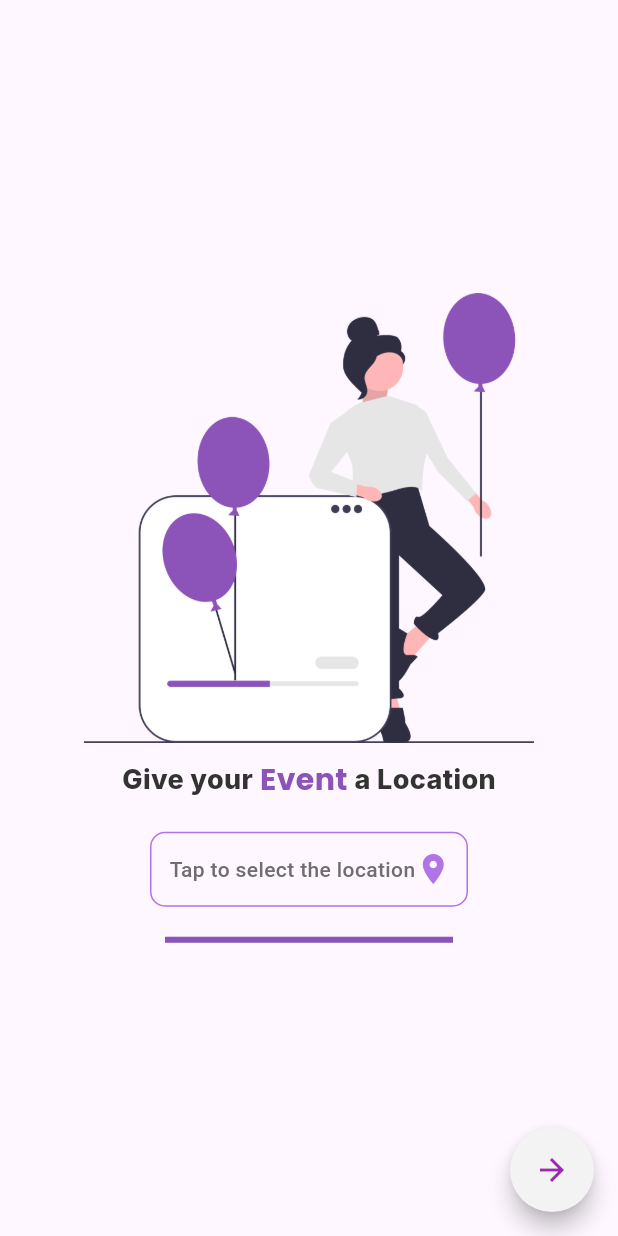
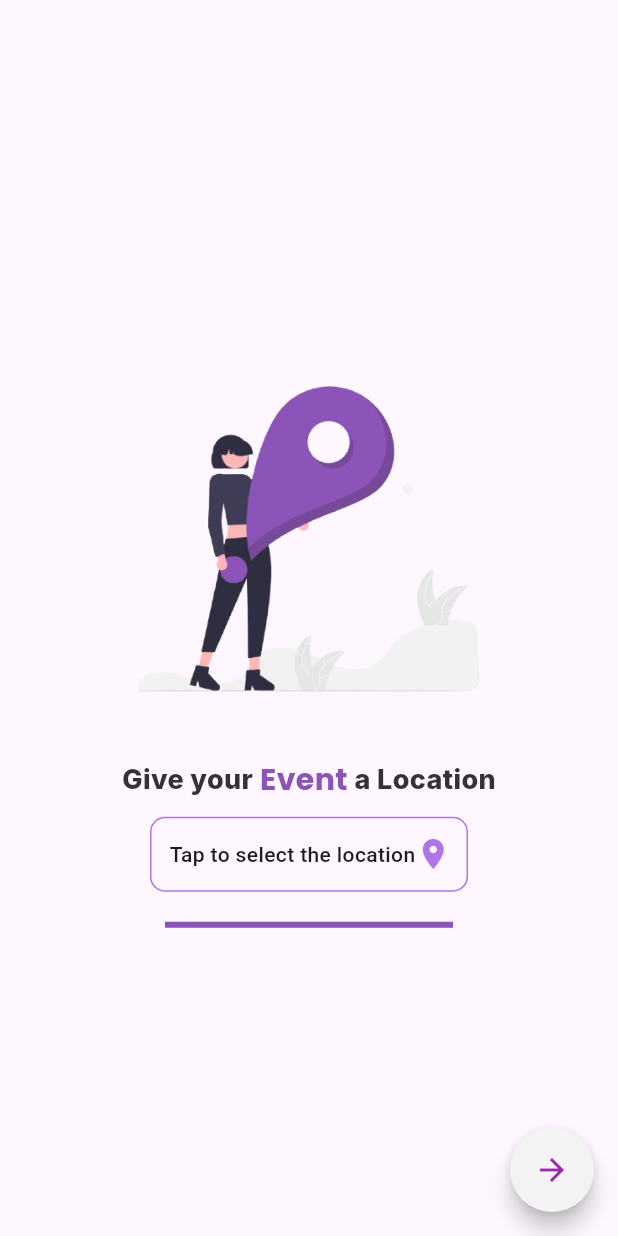
Before and after one commit to AbdullahMazher1/Revent-FlutterApp, a Flutter app: the EventsDate screen opened by its route, after a tap on the "arrow forward" icon, on a phone screen of 412 x 824 dp. Run offline on Flutter 3.47's test engine with Material 3 defaults, Android fonts, the phone set to English and light mode, and no system bars; our stand-ins replace google_fonts, google_sign_in.

Commit message:
Update Resources

```diff
--- a/lib/screens/Event.dart
+++ b/lib/screens/Event.dart
@@ -1,6 +1,5 @@
 import 'package:flutter/material.dart';
 import 'package:google_fonts/google_fonts.dart';
-import 'package:google_maps_flutter/google_maps_flutter.dart';
 
 String eventName = "";
 String eventDescription = "";
@@ -28,16 +27,14 @@
           crossAxisAlignment: CrossAxisAlignment.center,
           children: [
             Image.asset(
-              'assets/images/e3.png',
+              'assets/images/e5.png',
               width: 300,
-              height: 300,
+              height: 320,
               fit: BoxFit.cover,
             ),
-            SizedBox(height: 20),
             Row(
               mainAxisAlignment: MainAxisAlignment.center,
               children: [
-                const SizedBox(height: 20),
                 Text(
                   'Give your',
                   style: GoogleFonts.inter(
@@ -64,9 +61,9 @@
                 )
               ],
             ),
-            SizedBox(height: 10),
+            const SizedBox(height: 10),
             Padding(
-              padding: EdgeInsets.symmetric(horizontal: 100, vertical: 0),
+              padding: const EdgeInsets.symmetric(horizontal: 100, vertical: 0),
               child: TextField(
                 controller: _eventNameController,
                 decoration: const InputDecoration(
@@ -82,7 +79,7 @@
                     borderRadius: BorderRadius.all(Radius.circular(10)),
                   ),
                 ),
-                groupId: Icon(Icons.person,
+                groupId: const Icon(Icons.person,
                     color: Color.fromARGB(255, 176, 116, 231)),
               ),
             ),
@@ -109,12 +106,12 @@
           eventName = _eventNameController.text;
           Navigator.pushNamed(context, '/EventsDisp');
         },
-        child: Icon(
+        child: const Icon(
           Icons.arrow_forward,
           color: Colors.purple,
         ),
         tooltip: 'Next',
-        shape: CircleBorder(),
+        shape: const CircleBorder(),
         mini: false,
       ),
     );
@@ -144,12 +141,11 @@
           crossAxisAlignment: CrossAxisAlignment.center,
           children: [
             Image.asset(
-              'assets/images/e3.png',
-              width: 300,
-              height: 300,
-              fit: BoxFit.cover,
+              'assets/images/e6.png',
+              width: 250,
+              height: 250,
             ),
-            SizedBox(height: 20),
+            const SizedBox(height: 20),
             Row(
               mainAxisAlignment: MainAxisAlignment.center,
               children: [
@@ -180,9 +176,9 @@
                 )
               ],
             ),
-            SizedBox(height: 10),
+            const SizedBox(height: 10),
             Padding(
-              padding: EdgeInsets.symmetric(horizontal: 100, vertical: 0),
+              padding: const EdgeInsets.symmetric(horizontal: 100, vertical: 0),
               child: TextField(
                 controller: _eventDescriptionController,
                 decoration: const InputDecoration(
@@ -201,15 +197,15 @@
               ),
             ),
             Padding(
-              padding: EdgeInsets.symmetric(horizontal: 110, vertical: 0),
+              padding: const EdgeInsets.symmetric(horizontal: 110, vertical: 0),
               child: Column(
                 children: [
-                  SizedBox(height: 20),
+                  const SizedBox(height: 20),
                   LinearProgressIndicator(
                     value: 0.50,
                     backgroundColor: Colors.grey[200],
                     valueColor:
-                        AlwaysStoppedAnimation<Color>(const Color(0xFF8C54B8)),
+                        const AlwaysStoppedAnimation<Color>(Color(0xFF8C54B8)),
                   ),
                 ],
               ),
@@ -223,12 +219,12 @@
           eventDescription = _eventDescriptionController.text;
           Navigator.pushNamed(context, '/EventsDate');
         },
-        child: Icon(
+        child: const Icon(
           Icons.arrow_forward,
           color: Colors.purple,
         ),
         tooltip: 'Next',
-        shape: CircleBorder(),
+        shape: const CircleBorder(),
         mini: false,
       ),
     );
@@ -268,11 +264,10 @@
           children: [
             Image.asset(
               'assets/images/e3.png',
-              width: 300,
-              height: 300,
-              fit: BoxFit.cover,
+              width: 250,
+              height: 280,
             ),
-            SizedBox(height: 10),
+            const SizedBox(height: 10),
             Row(
               mainAxisAlignment: MainAxisAlignment.center,
               children: [
@@ -303,7 +298,7 @@
                 )
               ],
             ),
-            SizedBox(height: 20),
+            const SizedBox(height: 10),
             Padding(
               padding: const EdgeInsets.symmetric(horizontal: 100),
               child: GestureDetector(
@@ -313,9 +308,9 @@
                   width: 270,
                   padding: const EdgeInsets.symmetric(horizontal: 12),
                   decoration: BoxDecoration(
-                    border:
-                        Border.all(color: Color.fromARGB(255, 176, 116, 231)),
-                    borderRadius: BorderRadius.all(Radius.circular(10)),
+                    border: Border.all(
+                        color: const Color.fromARGB(255, 176, 116, 231)),
+                    borderRadius: const BorderRadius.all(Radius.circular(10)),
                   ),
                   child: Row(
                     mainAxisAlignment: MainAxisAlignment.spaceBetween,
@@ -328,27 +323,27 @@
                           fontSize: 14,
                           fontWeight: FontWeight.w500,
                           color: _selectedDate == null
-                              ? Color.fromARGB(255, 110, 110, 110)
+                              ? const Color.fromARGB(255, 110, 110, 110)
                               : Colors.black,
                         ),
                       ),
-                      Icon(Icons.calendar_today,
-                          color: const Color.fromARGB(255, 176, 116, 231)),
+                      const Icon(Icons.calendar_today,
+                          color: Color.fromARGB(255, 176, 116, 231)),
                     ],
                   ),
                 ),
               ),
             ),
             Padding(
-              padding: EdgeInsets.symmetric(horizontal: 110, vertical: 0),
+              padding: const EdgeInsets.symmetric(horizontal: 110, vertical: 0),
               child: Column(
                 children: [
-                  SizedBox(height: 20),
+                  const SizedBox(height: 20),
                   LinearProgressIndicator(
                     value: 0.75,
                     backgroundColor: Colors.grey[200],
                     valueColor:
-                        AlwaysStoppedAnimation<Color>(const Color(0xFF8C54B8)),
+                        const AlwaysStoppedAnimation<Color>(Color(0xFF8C54B8)),
                   ),
                 ],
               ),
@@ -362,12 +357,12 @@
           //_selectedDate
           Navigator.pushNamed(context, '/EventsLocation');
         },
-        child: Icon(
+        child: const Icon(
           Icons.arrow_forward,
           color: Colors.purple,
         ),
         tooltip: 'Next',
-        shape: CircleBorder(),
+        shape: const CircleBorder(),
         mini: false,
       ),
     );
@@ -380,56 +375,6 @@
 }
 
 class _EventsLocationState extends State<EventsLocation> {
-  LatLng? _selectedLocation;
-
-  void _selectLocation(LatLng location) {
-    setState(() {
-      _selectedLocation = location;
-    });
-  }
-
-  Future<void> _openMapDialog(BuildContext context) async {
-    LatLng? pickedLocation = await showDialog<LatLng>(
-      context: context,
-      builder: (BuildContext context) {
-        LatLng? tempLocation;
-        return AlertDialog(
-          title: Text(
-            "Select Event Location",
-            style: GoogleFonts.poppins(fontWeight: FontWeight.bold),
-          ),
-          content: Container(
-            width: double.maxFinite,
-            height: 300,
-            child: GoogleMap(
-              initialCameraPosition: CameraPosition(
-                target: LatLng(37.7749, -122.4194),
-                zoom: 12,
-              ),
-              onTap: (LatLng location) {
-                tempLocation = location;
-              },
-            ),
-          ),
-          actions: [
-            TextButton(
-              child: Text("Cancel", style: TextStyle(color: Colors.red)),
-              onPressed: () => Navigator.pop(context),
-            ),
-            TextButton(
-              child: Text("Confirm"),
-              onPressed: () => Navigator.pop(context, tempLocation),
-            ),
-          ],
-        );
-      },
-    );
-
-    if (pickedLocation != null) {
-      _selectLocation(pickedLocation);
-    }
-  }
-
   @override
   Widget build(BuildContext context) {
     return Scaffold(
@@ -439,16 +384,15 @@
           crossAxisAlignment: CrossAxisAlignment.center,
           children: [
             Image.asset(
-              'assets/images/e3.png',
-              width: 300,
-              height: 300,
-              fit: BoxFit.cover,
+              'assets/images/location.png',
+              height: 300.0,
+              width: 300.0,
             ),
-            SizedBox(height: 10),
+            const SizedBox(height: 0),
             Row(
               mainAxisAlignment: MainAxisAlignment.center,
               children: [
-                const SizedBox(height: 10),
+                const SizedBox(height: 0),
                 Text(
                   'Give your',
                   style: GoogleFonts.inter(
@@ -475,52 +419,46 @@
                 ),
               ],
             ),
-            SizedBox(height: 20),
+            const SizedBox(height: 10),
             Padding(
               padding: const EdgeInsets.symmetric(horizontal: 100),
               child: GestureDetector(
-                onTap: () => _openMapDialog(context),
                 child: Container(
                   height: 50,
                   width: 270,
                   padding: const EdgeInsets.symmetric(horizontal: 12),
                   decoration: BoxDecoration(
-                    border:
-                        Border.all(color: Color.fromARGB(255, 176, 116, 231)),
-                    borderRadius: BorderRadius.all(Radius.circular(10)),
+                    border: Border.all(
+                        color: const Color.fromARGB(255, 176, 116, 231)),
+                    borderRadius: const BorderRadius.all(Radius.circular(10)),
                   ),
-                  child: Row(
+                  child: const Row(
                     mainAxisAlignment: MainAxisAlignment.spaceBetween,
                     children: [
                       Text(
-                        _selectedLocation == null
-                            ? 'Tap to select the location'
-                            : 'Lat: ${_selectedLocation!.latitude.toStringAsFixed(2)}, Lng: ${_selectedLocation!.longitude.toStringAsFixed(2)}',
+                        'Tap to select the location',
                         style: TextStyle(
                           fontSize: 14,
                           fontWeight: FontWeight.w500,
-                          color: _selectedLocation == null
-                              ? Color.fromARGB(255, 110, 110, 110)
-                              : Colors.black,
                         ),
                       ),
                       Icon(Icons.location_on,
-                          color: const Color.fromARGB(255, 176, 116, 231)),
+                          color: Color.fromARGB(255, 176, 116, 231)),
                     ],
                   ),
                 ),
               ),
             ),
             Padding(
-              padding: EdgeInsets.symmetric(horizontal: 110, vertical: 0),
+              padding: const EdgeInsets.symmetric(horizontal: 110, vertical: 0),
               child: Column(
                 children: [
-                  SizedBox(height: 20),
+                  const SizedBox(height: 20),
                   LinearProgressIndicator(
                     value: 1,
                     backgroundColor: Colors.grey[200],
                     valueColor:
-                        AlwaysStoppedAnimation<Color>(const Color(0xFF8C54B8)),
+                        const AlwaysStoppedAnimation<Color>(Color(0xFF8C54B8)),
                   ),
                 ],
               ),
@@ -533,12 +471,12 @@
         onPressed: () {
           //_selectedLocation
         },
-        child: Icon(
+        child: const Icon(
           Icons.arrow_forward,
           color: Colors.purple,
         ),
         tooltip: 'Next',
-        shape: CircleBorder(),
+        shape: const CircleBorder(),
         mini: false,
       ),
     );
```
Also changed, not shown: pubspec.yaml (+4 -4 lines), assets/images/e1.png (deleted), assets/images/e1.svg (added), assets/images/e2.png (deleted), assets/images/e2.svg (added), assets/images/e4.png (deleted), assets/images/e5.png, assets/images/location.png (added), pubspec.lock.
